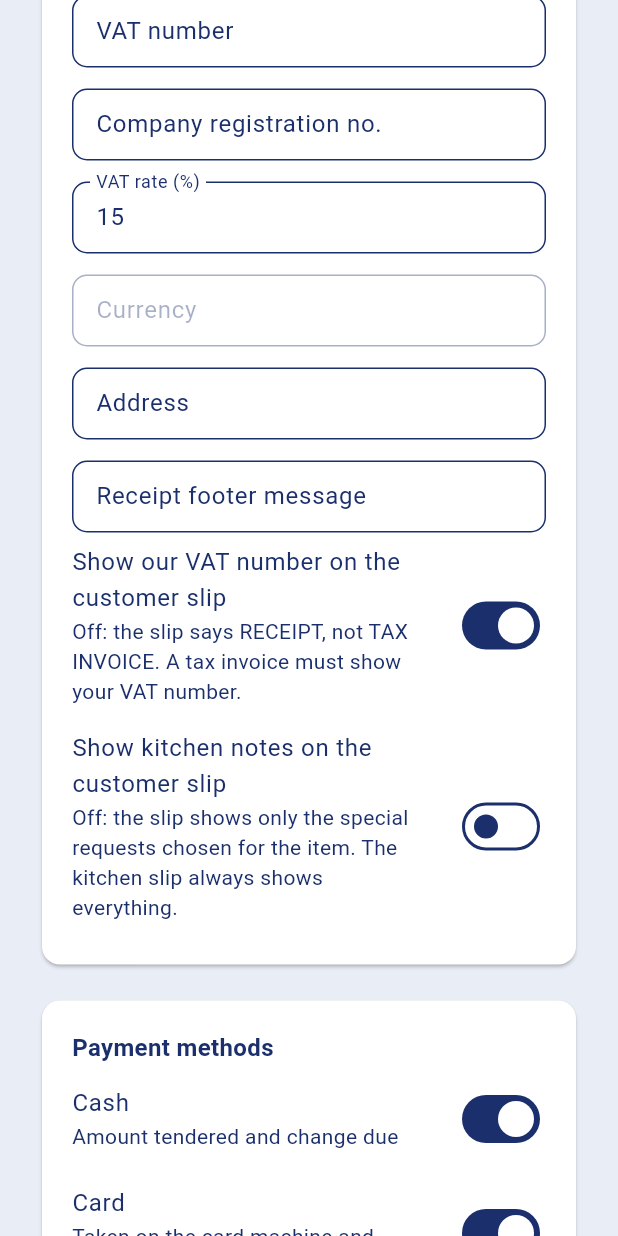
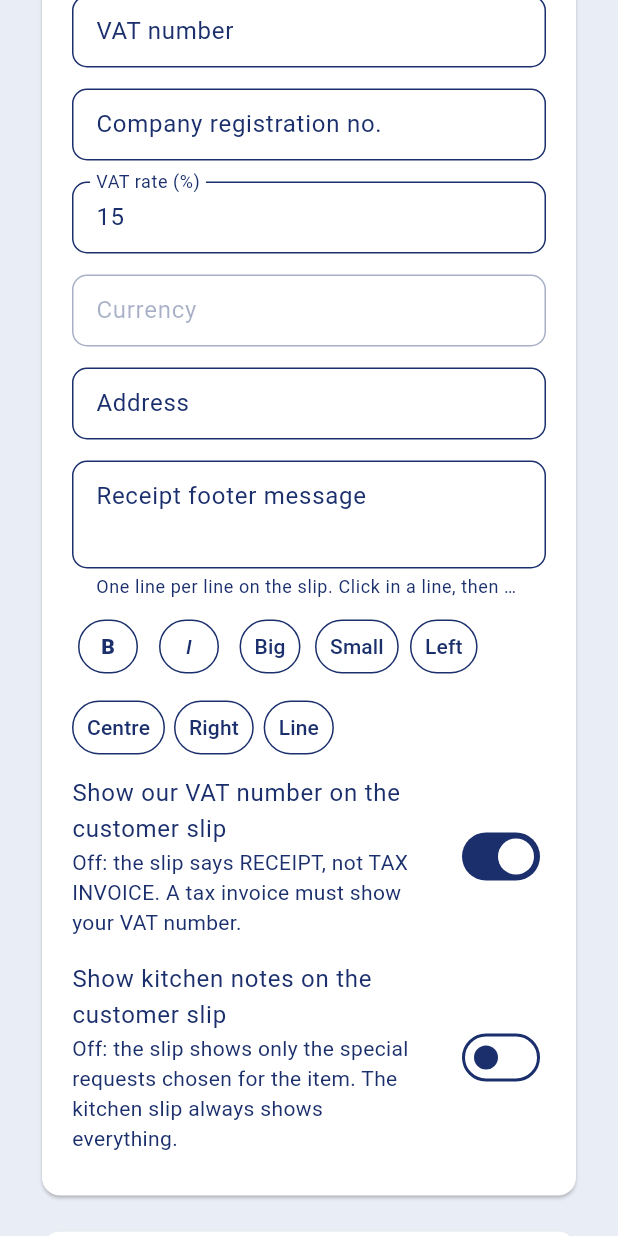
Before and after one commit to touchrestaurant-pos/restaurant-pos.github.io, a Flutter app: the SettingsScreen widget shown alone on an empty page, opened directly, scrolled down 576 dp, on a phone screen of 412 x 824 dp. Run offline on Flutter 3.47's test engine with Material 3 defaults, Android fonts, the phone set to English and light mode, and no system bars; our stand-ins replace connectivity_plus, file_picker, fl_chart, hive_ce_flutter, pdf, printing and 2 more; missing offline and left inert: dart:js_interop; accounts and stored records are empty.

Commit message:
Styleable receipt footer: bold, italic, size, alignment, divider, with live preview
Co-Authored-By: Claude Sonnet 5.5 <noreply@anthropic.com>
Claude-Session: https://claude.ai/code/session_01EfTXXhq4QqtaCPGbk7mgB7

```diff
--- a/lib/screens/settings_screen.dart
+++ b/lib/screens/settings_screen.dart
@@ -5,6 +5,7 @@ import 'package:supabase_flutter/supabase_flutter.dart';
 import '../data/local_store.dart';
 import '../data/repo.dart';
 import '../data/sync_service.dart';
+import '../receipt/receipt_service.dart';
 import '../theme.dart';
 import '../widgets/brand_mark.dart';
 import 'admin_tools.dart';
@@ -169,6 +170,64 @@ class _SettingsScreenState extends State<SettingsScreen> {
         decoration: InputDecoration(labelText: label, isDense: true),
       );
 
+  /// Puts [tag] at the start of the line the cursor is on, or takes it off if it is already there.
+  void _toggleTag(String tag, {List<String> replaces = const []}) {
+    final c = _c['receipt_footer']!;
+    final text = c.text;
+    var pos = c.selection.isValid ? c.selection.baseOffset.clamp(0, text.length) : text.length;
+    final start = pos == 0 ? 0 : text.lastIndexOf('\n', pos - 1) + 1;
+    var end = text.indexOf('\n', start);
+    if (end < 0) end = text.length;
+    var line = text.substring(start, end);
+    final lead = RegExp(r'^\s*((\[(b|i|l|c|r|big|small|line)\])*)').firstMatch(line)!;
+    var tags = lead.group(1)!;
+    final body = line.substring(lead.end);
+    if (tags.contains(tag)) {
+      tags = tags.replaceAll(tag, '');
+    } else {
+      for (final r in replaces) {
+        tags = tags.replaceAll(r, '');
+      }
+      tags += tag;
+    }
+    final next = text.replaceRange(start, end, '$tags$body');
+    c.value = TextEditingValue(text: next, selection: TextSelection.collapsed(offset: start + tags.length + body.length));
+    setState(() {});
+  }
+
+  Widget _footerEditor() {
+    Widget btn(String label, String tag, String tip, {List<String> replaces = const [], FontWeight? w, FontStyle? st}) => Tooltip(
+          message: tip,
+          child: OutlinedButton(
+            style: OutlinedButton.styleFrom(minimumSize: const Size(40, 36), padding: const EdgeInsets.symmetric(horizontal: 10)),
+            onPressed: () => _toggleTag(tag, replaces: replaces),
+            child: Text(label, style: TextStyle(fontWeight: w, fontStyle: st)),
+          ),
+        );
+    return Column(crossAxisAlignment: CrossAxisAlignment.start, children: [
+      TextField(
+        controller: _c['receipt_footer'],
+        minLines: 2,
+        maxLines: 6,
+        onChanged: (_) => setState(() {}),
+        decoration: const InputDecoration(
+            labelText: 'Receipt footer message', isDense: true, alignLabelWithHint: true,
+            helperText: 'One line per line on the slip. Click in a line, then use the buttons to style it.'),
+      ),
+      const SizedBox(height: 8),
+      Wrap(spacing: 6, runSpacing: 6, children: [
+        btn('B', '[b]', 'Bold', w: FontWeight.w900),
+        btn('I', '[i]', 'Italic', st: FontStyle.italic),
+        btn('Big', '[big]', 'Larger text', replaces: const ['[small]']),
+        btn('Small', '[small]', 'Smaller text', replaces: const ['[big]']),
+        btn('Left', '[l]', 'Align left', replaces: const ['[c]', '[r]']),
+        btn('Centre', '[c]', 'Centre', replaces: const ['[l]', '[r]']),
+        btn('Right', '[r]', 'Align right', replaces: const ['[l]', '[c]']),
+        btn('Line', '[line]', 'Make this line a divider'),
+      ]),
+    ]);
+  }
+
   @override
   Widget build(BuildContext context) {
     final hasLogo = ('${companyRow()?['logo_url'] ?? ''}').isNotEmpty;
@@ -255,7 +314,7 @@ class _SettingsScreenState extends State<SettingsScreen> {
                   const SizedBox(height: 14),
                   _field('address', 'Address'),
                   const SizedBox(height: 14),
-                  _field('receipt_footer', 'Receipt footer message'),
+                  _footerEditor(),
                   SwitchListTile(
                     contentPadding: EdgeInsets.zero,
                     title: const Text('Show our VAT number on the customer slip'),
@@ -467,7 +526,19 @@ class _ReceiptPreview extends StatelessWidget {
           row('Paid: Cash', 'Change R8.20'),
           if (values['receipt_footer']!.isNotEmpty) ...[
             const SizedBox(height: 12),
-            Text(values['receipt_footer']!, textAlign: TextAlign.center, style: small),
+            for (final l in footerLines(values['receipt_footer']!))
+              l.kind == 'divider'
+                  ? const Divider(height: 14)
+                  : l.kind == 'gap'
+                      ? const SizedBox(height: 6)
+                      : SizedBox(
+                          width: double.infinity,
+                          child: Text(l.left,
+                              textAlign: l.align < 0 ? TextAlign.left : (l.align > 0 ? TextAlign.right : TextAlign.center),
+                              style: small.copyWith(
+                                  fontSize: l.size + 4,
+                                  fontWeight: l.bold ? FontWeight.w800 : null,
+                                  fontStyle: l.italic ? FontStyle.italic : null))),
           ],
         ],
       ),
```
Also changed, not shown: lib/receipt/receipt_service.dart (+65 -5 lines).
